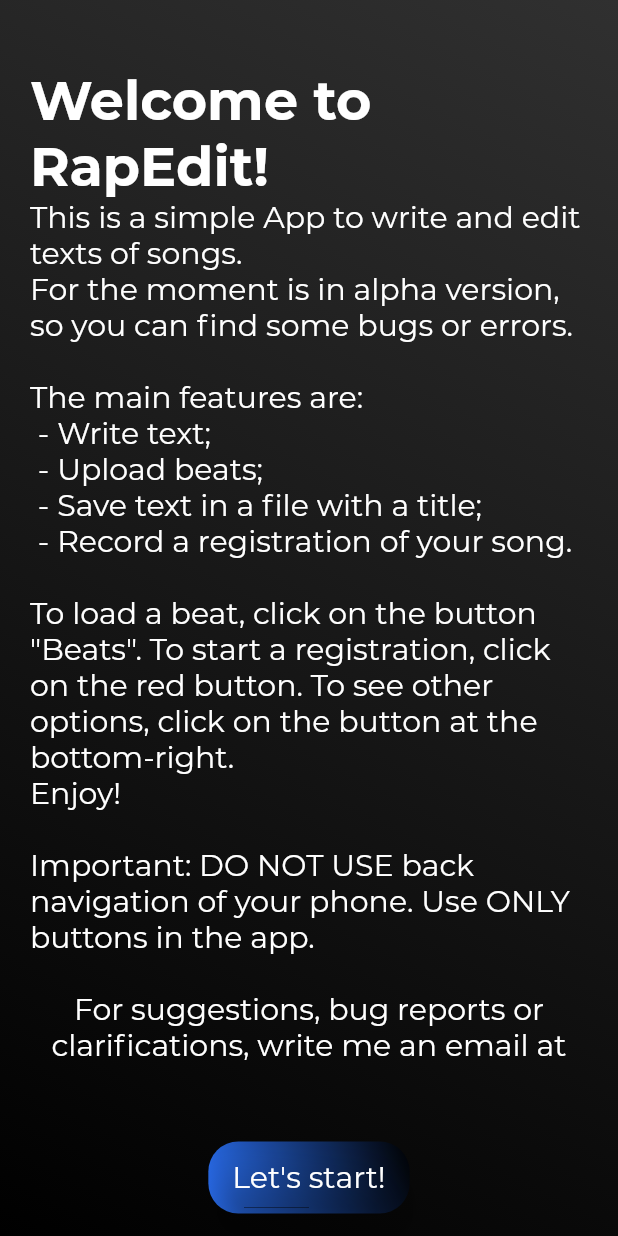
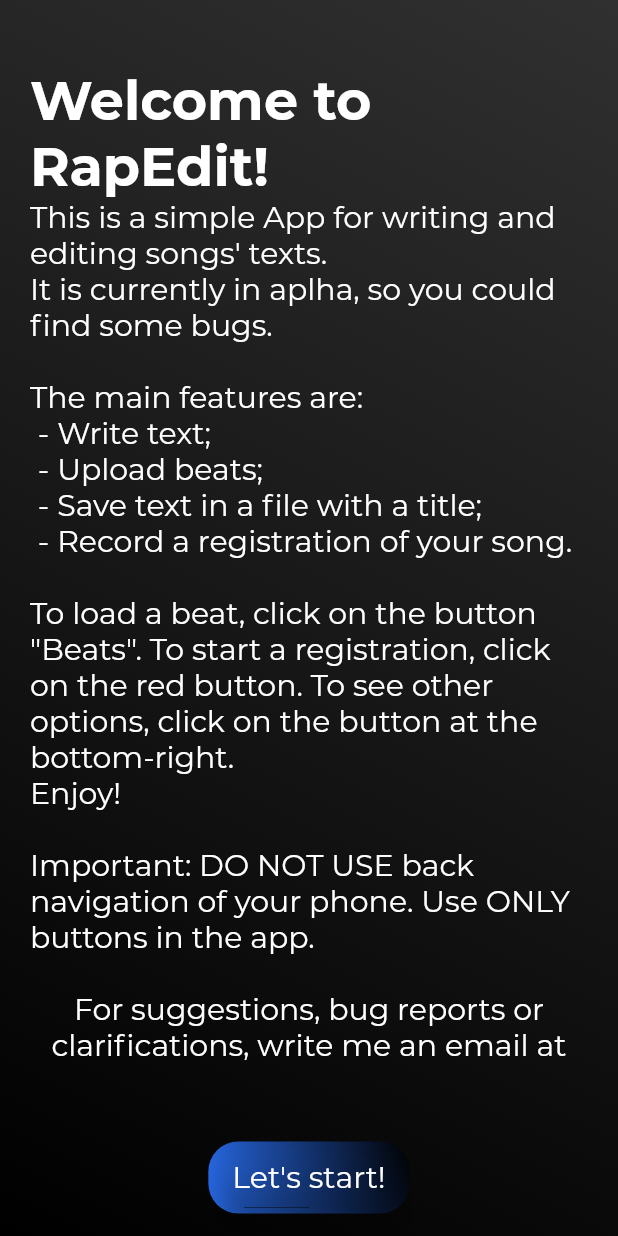
Before and after one commit to Catonzio/rap_edit, a Flutter app: the screen it shows after launch, on a phone screen of 412 x 824 dp. Run offline on Flutter 3.47's test engine with Material 2 defaults, Android fonts, the phone set to English and light mode, and no system bars; our stand-ins replace audioplayers, file_picker, gradient_app_bar, permission_handler, shared_preferences; missing offline and left inert: flutter_audio_recorder, share_extend, youtube_extractor; project files that could hold a hidden picture were left out.

Commit message:
ultime modifiche. VERSIONE DI RILASCIO 1.0.0 - Alpha 1.

```diff
--- a/lib/controllers/FileController.dart
+++ b/lib/controllers/FileController.dart
@@ -69,6 +69,7 @@ class FileController {
   static List<SongFile> getListOfFiles() {
     List<FileSystemEntity> file = new List();
     file = Directory("$filePath").listSync();
+    debugPrint("$filePath");
     //file.removeRange(0, 2);
     return getSongsFromFiles(file);
   }
--- a/lib/pages/ChoosingBeatsPage.dart
+++ b/lib/pages/ChoosingBeatsPage.dart
@@ -75,12 +75,12 @@ class ChoosingBeatsPageState extends State<ChoosingBeatsPage> {
           pressed: () => { Navigator.popAndPushNamed(context, WritingPage.routeName, arguments: null) },
         ),
         //Container(width: 10.0,),
-        CstmButton(
+        /*CstmButton(
           text: "YouTube",
           pressed: () => {
             loadFromYoutubeAlertDialog(context)
           },
-        )
+        )*/
       ],
     );
   }
--- a/lib/pages/WelcomePage.dart
+++ b/lib/pages/WelcomePage.dart
@@ -32,8 +32,8 @@ class WelcomePage extends StatelessWidget {
                   child: ListView(
                     children: <Widget>[
                       Text(
-                        "This is a simple App to write and edit texts of songs.\n" +
-                            "For the moment is in alpha version, so you can find some bugs or errors.\n\n" +
+                        "This is a simple App for writing and editing songs' texts.\n" +
+                            "It is currently in aplha, so you could find some bugs.\n\n" +
                             "The main features are:\n" +
                             "\t- Write text;\n" +
                             "\t- Upload beats;\n" +
```
Also changed, not shown: lib/Trials/RegistrationsPageDuration.dart (+8 -1 lines), lib/pages/WritingPage.dart (+13 -8 lines).
